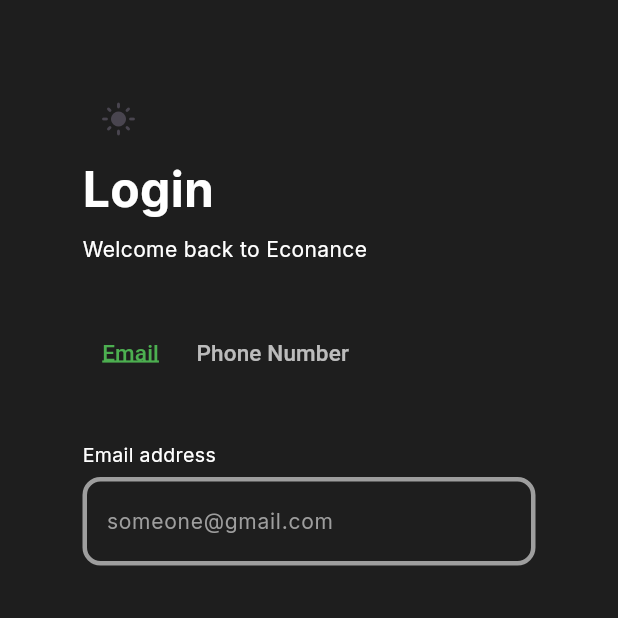
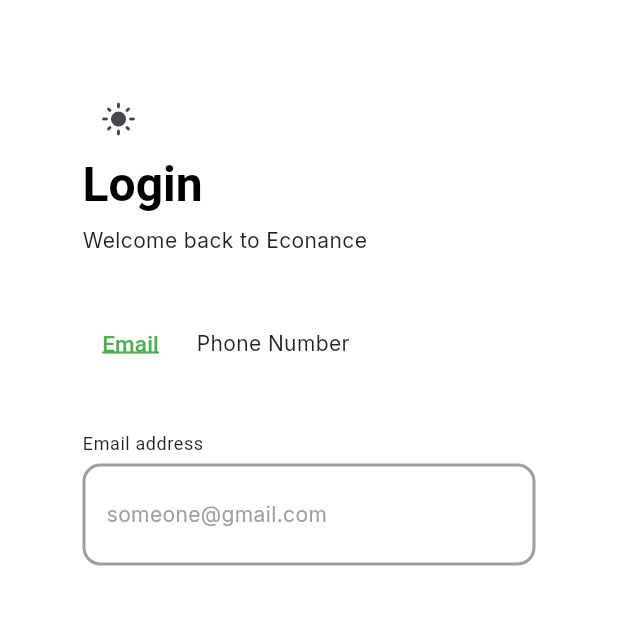
Before and after one commit to omatheusolegario/econance-app, a Flutter app: the Login screen opened by its route, after a tap on the "dark mode" icon, on a phone screen of 412 x 824 dp, the top half of it. Run offline on Flutter 3.47's test engine with Material 3 defaults, Android fonts, the light colour scheme and no system bars; our stand-ins replace carousel_slider, firebase_auth, firebase_core, google_fonts; accounts and stored records are empty.

Commit message:
fixing and adding themes

```diff
--- a/lib/login.dart
+++ b/lib/login.dart
@@ -1,16 +1,17 @@
 import 'package:flutter/material.dart';
-import 'package:flutter/services.dart';
+import 'package:provider/provider.dart';
 import 'theme_manager.dart';
-import 'package:provider/provider.dart';
 
 class Login extends StatelessWidget {
   const Login({super.key});
+
   @override
   Widget build(BuildContext context) {
     final themeManager = Provider.of<ThemeManager>(context);
+    final theme = Theme.of(context);
 
     return Scaffold(
-      backgroundColor: const Color(0xFF1E1E1E), // dark background
+      backgroundColor: theme.scaffoldBackgroundColor,
       body: SafeArea(
         child: Padding(
           padding: const EdgeInsets.all(55),
@@ -18,21 +19,24 @@
             crossAxisAlignment: CrossAxisAlignment.start,
             children: [
               IconButton(
-                icon: Icon(themeManager.isDark ? Icons.dark_mode : Icons.light_mode),
+                icon: Icon(
+                  themeManager.isDark ? Icons.dark_mode : Icons.light_mode,
+                ),
                 onPressed: () => themeManager.toggleTheme(),
               ),
               Text(
                 "Login",
-                style: TextStyle(
-                  fontSize: 32,
-                  color: Colors.white,
+                style: theme.textTheme.headlineLarge?.copyWith(
+                  color: theme.textTheme.bodyLarge?.color,
                   fontWeight: FontWeight.bold,
                 ),
               ),
               const SizedBox(height: 7),
               Text(
                 "Welcome back to Econance",
-                style: TextStyle(fontSize: 14, color: Colors.white),
+                style: theme.textTheme.bodyMedium?.copyWith(
+                  color: theme.textTheme.bodyMedium?.color,
+                ),
               ),
               const SizedBox(height: 35),
               Row(
@@ -40,7 +44,7 @@
                 children: [
                   TextButton(
                     onPressed: () {},
-                    child: const Text(
+                    child: Text(
                       "Email",
                       style: TextStyle(
                         fontSize: 15,
@@ -54,11 +58,10 @@
                   ),
                   TextButton(
                     onPressed: () {},
-                    child: const Text(
+                    child: Text(
                       "Phone Number",
-                      style: TextStyle(
-                        fontSize: 15,
-                        color: Colors.white70,
+                      style: theme.textTheme.bodyMedium?.copyWith(
+                        color: theme.textTheme.bodyMedium?.color,
                         decorationThickness: 2,
                       ),
                     ),
@@ -68,40 +71,38 @@
               const SizedBox(height: 35),
               Text(
                 "Email address",
-                style: TextStyle(color: Colors.white, fontSize: 13),
+                style: theme.textTheme.bodySmall?.copyWith(
+                  color: theme.textTheme.bodyMedium?.color,
+                ),
               ),
               const SizedBox(height: 5),
               TextField(
-                style: TextStyle(
-                  fontSize: 18,
-                  color: Colors.black, // text color
+                style: theme.textTheme.bodyLarge?.copyWith(
                   fontWeight: FontWeight.bold,
                 ),
                 decoration: InputDecoration(
-                  hintText: 'Enter your name',
-                  hintStyle: TextStyle(color: Colors.grey), // hint text style
+                  hintText: 'Enter your email',
+                  hintStyle: theme.textTheme.bodyMedium?.copyWith(
+                    color: Colors.grey,
+                  ),
                   labelText: 'someone@gmail.com',
-                  labelStyle: TextStyle(color: Colors.grey),
-
-                  // background color
+                  labelStyle: theme.textTheme.bodyMedium?.copyWith(
+                    color: Colors.grey,
+                  ),
                   border: OutlineInputBorder(
-                    borderRadius: BorderRadius.circular(12), // rounded corners
-                    borderSide: BorderSide(color: Colors.grey, width: 5),
+                    borderRadius: BorderRadius.circular(12),
                   ),
                   enabledBorder: OutlineInputBorder(
                     borderRadius: BorderRadius.circular(12),
-                    borderSide: BorderSide(color: Colors.grey, width: 3),
+                    borderSide: BorderSide(color: Colors.grey, width: 2),
                   ),
                   focusedBorder: OutlineInputBorder(
                     borderRadius: BorderRadius.circular(12),
-                    borderSide: BorderSide(color: Colors.green, width: 5),
+                    borderSide: BorderSide(color: theme.primaryColor, width: 3),
                   ),
                 ),
               ),
-
-
-          ],
-
+            ],
           ),
         ),
       ),
--- a/lib/theme.dart
+++ b/lib/theme.dart
@@ -11,8 +11,9 @@
   ),
   textTheme: GoogleFonts.interTextTheme(
     const TextTheme(
-      bodyLarge: TextStyle(color: Colors.black, fontSize: 14),
-      bodyMedium: TextStyle(color: Colors.black87),
+      bodyLarge: TextStyle(color: Colors.black, fontSize: 24),
+      bodyMedium: TextStyle(color: Colors.black87, fontSize: 14),
+      labelMedium: TextStyle(color: Colors.white70, fontSize: 14),
     ),
   ),
 );
@@ -29,6 +30,7 @@
     const TextTheme(
       bodyLarge: TextStyle(color: Colors.white, fontSize: 24),
       bodyMedium: TextStyle(color: Colors.white70, fontSize: 14),
+      labelMedium: TextStyle(color: Colors.black87, fontSize: 14),
     ),
   ),
 );
--- a/lib/welcome_page.dart
+++ b/lib/welcome_page.dart
@@ -15,7 +15,6 @@
     'assets/images/onboarding2.png',
     'assets/images/onboarding3.png',
   ];
-
 
   int currentIndex = 0;
 
@@ -75,12 +74,11 @@
                       TextSpan(
                         text: "€",
                         style: TextStyle(
-                          color: const Color(0xFF67D191), // green accent
-                          fontFamily: Theme.of(context)
-                              .textTheme
-                              .bodyMedium!
-                              .fontFamily,
-                            fontSize: 20,
+                          color: Theme.of(context).primaryColor, // green accent
+                          fontFamily: Theme.of(
+                            context,
+                          ).textTheme.bodyMedium!.fontFamily,
+                          fontSize: 20,
                         ),
                       ),
                       const TextSpan(text: "conance"),
@@ -118,8 +116,11 @@
                   width: double.infinity,
                   child: ElevatedButton(
                     style: ElevatedButton.styleFrom(
-                      backgroundColor: const Color(0xFF67D191),
-                      foregroundColor: Colors.black,
+                      backgroundColor: Theme.of(context).primaryColor,
+                      foregroundColor:
+                          Theme.of(context).brightness == Brightness.dark
+                          ? Colors.white
+                          : Colors.black,
                       shape: RoundedRectangleBorder(
                         borderRadius: BorderRadius.circular(30),
                       ),
@@ -130,7 +131,9 @@
                     },
                     child: Text(
                       AppLocalizations.of(context)!.login,
-                      style: Theme.of(context).textTheme.bodyMedium,
+                      style: Theme.of(context).textTheme.labelMedium?.copyWith(
+                        color: null,
+                      ),
                     ),
                   ),
                 ),
```
